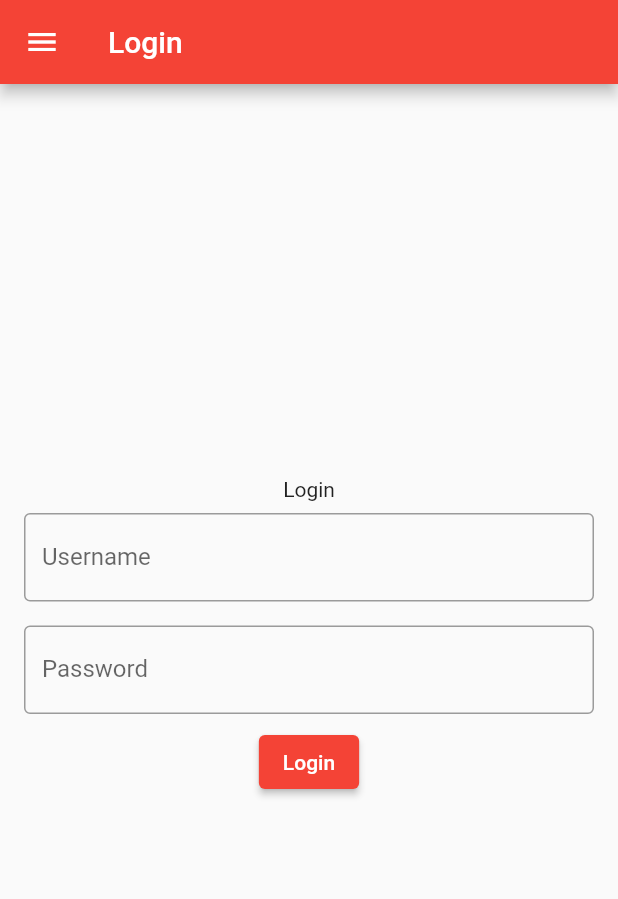
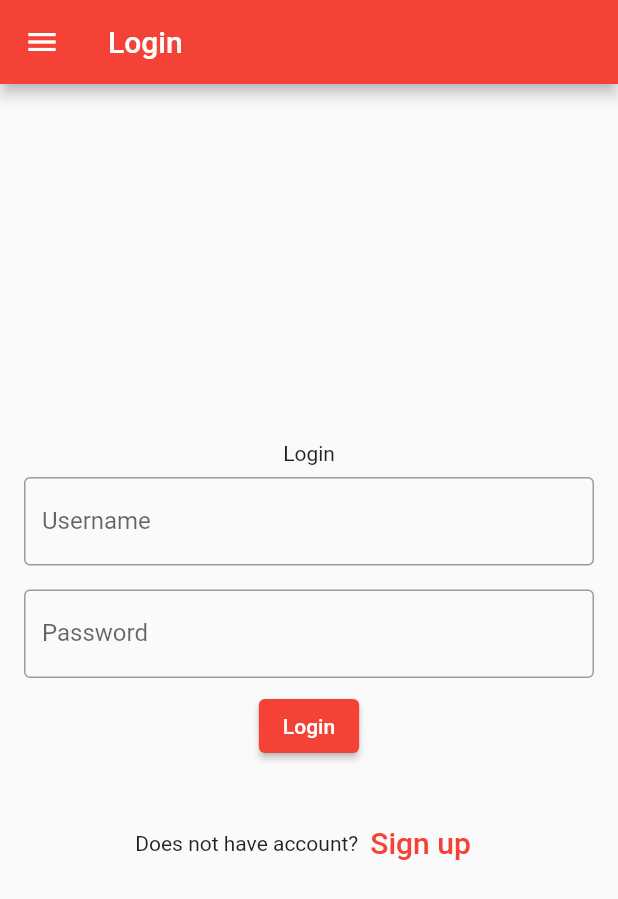
Before and after one commit to pbp-22-b01/pas, a Flutter app: the LoginPage screen opened by its route, on a phone screen of 412 x 824 dp. Shown: the top 899 px of the screen. Run offline on Flutter 3.47's test engine with Material 2 defaults, Android fonts, the phone set to English and light mode, and no system bars; missing offline and left inert: pbp_django_auth.

Commit message:
Add sign up btn in login page

```diff
--- a/lib/pages/login_page.dart
+++ b/lib/pages/login_page.dart
@@ -1,6 +1,7 @@
 import 'package:flutter/material.dart';
 import 'package:online_pharmacy/config/app_config.dart';
 import 'package:online_pharmacy/menus/app_menu.dart';
+import 'package:online_pharmacy/pages/signup_page.dart';
 import 'package:pbp_django_auth/pbp_django_auth.dart';
 import 'package:provider/provider.dart';
 
@@ -115,7 +116,7 @@ class _LoginPageState extends State<LoginPage> {
                       onPressed: isLoading
                           ? null
                           : () => _onSubmitBtnPressed(
-                              request, scaffoldMessenger),
+                          request, scaffoldMessenger),
                       child: const Text("Login")),
                   const SizedBox(
                     height: 30,
@@ -125,6 +126,26 @@ class _LoginPageState extends State<LoginPage> {
                       padding: EdgeInsets.symmetric(vertical: 10),
                       child: CircularProgressIndicator(),
                     ),
+                  Row(
+                    mainAxisAlignment: MainAxisAlignment.center,
+                    children: <Widget>[
+                      const Text('Does not have account?'),
+                      TextButton(
+                        child: const Text(
+                          'Sign up',
+                          style: TextStyle(fontSize: 20),
+                        ),
+                        onPressed: () {
+                          //signup screen
+                          Navigator.pushReplacement(
+                            context,
+                            MaterialPageRoute(builder: (context) => const SignupPage()),
+                          );
+                        },
+                      )
+                    ],
+                  ),
+
                 ],
               ),
             ),
--- a/pubspec.yaml
+++ b/pubspec.yaml
@@ -17,7 +17,7 @@ publish_to: 'none' # Remove this line if you wish to publish to pub.dev
 # https://developer.apple.com/library/archive/documentation/General/Reference/InfoPlistKeyReference/Articles/CoreFoundationKeys.html
 # In Windows, build-name is used as the major, minor, and patch parts
 # of the product and file versions while build-number is used as the build suffix.
-version: 1.1.0+1
+version: 1.1.1+1
 
 environment:
   sdk: '>=2.18.4 <3.0.0'
```
